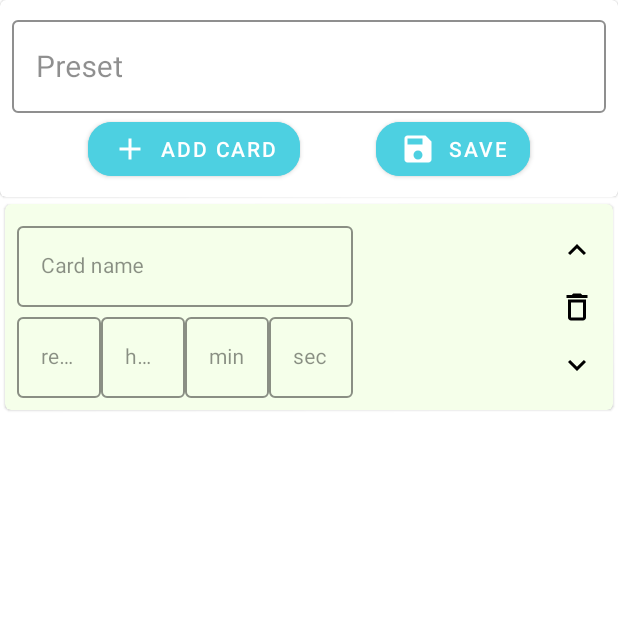
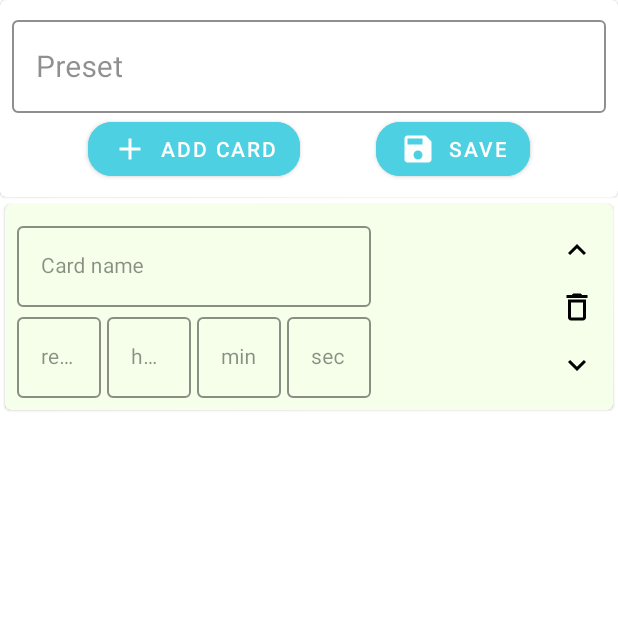
Before and after one commit to studentprogrammist599/TimerApp, an Android app: the PresetFragment screen opened through its navigation route, on a phone screen of 412 x 824 dp, the top half of it. Run offline under Robolectric (Android 15) with nearby library versions, the phone set to English and light mode, and no system bars.

Commit message:
add margins

```diff
--- a/app/src/main/res/layout/item_time_card_with_buttons.xml
+++ b/app/src/main/res/layout/item_time_card_with_buttons.xml
@@ -62,6 +62,7 @@
             style="?attrPrimaryTextInputLayout"
             android:layout_width="wrap_content"
             android:layout_height="wrap_content"
+            android:layout_marginStart="@dimen/_4dp"
             android:hint="@string/hour"
             app:layout_constraintEnd_toStartOf="@id/item_time_card_with_buttons_minutes_text_input_layout"
             app:layout_constraintStart_toEndOf="@id/item_time_card_with_buttons_reps_input_layout"
@@ -81,6 +82,7 @@
             style="?attrPrimaryTextInputLayout"
             android:layout_width="wrap_content"
             android:layout_height="wrap_content"
+            android:layout_marginStart="@dimen/_4dp"
             android:hint="@string/min"
             app:layout_constraintEnd_toStartOf="@id/item_time_card_with_buttons_seconds_text_input_layout"
             app:layout_constraintStart_toEndOf="@id/item_time_card_with_buttons_hours_text_input_layout"
@@ -100,6 +102,7 @@
             style="?attrPrimaryTextInputLayout"
             android:layout_width="wrap_content"
             android:layout_height="wrap_content"
+            android:layout_marginStart="@dimen/_4dp"
             android:hint="@string/sec"
             app:layout_constraintEnd_toStartOf="@id/item_time_card_with_buttons_options_button_start_barrier"
             app:layout_constraintStart_toEndOf="@id/item_time_card_with_buttons_minutes_text_input_layout"
```
